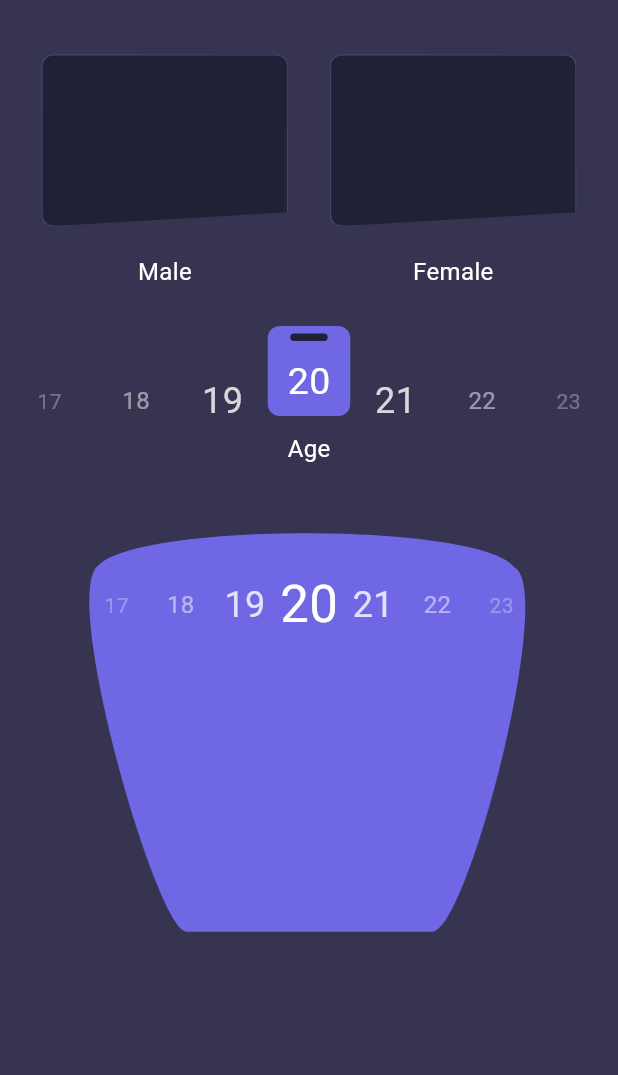
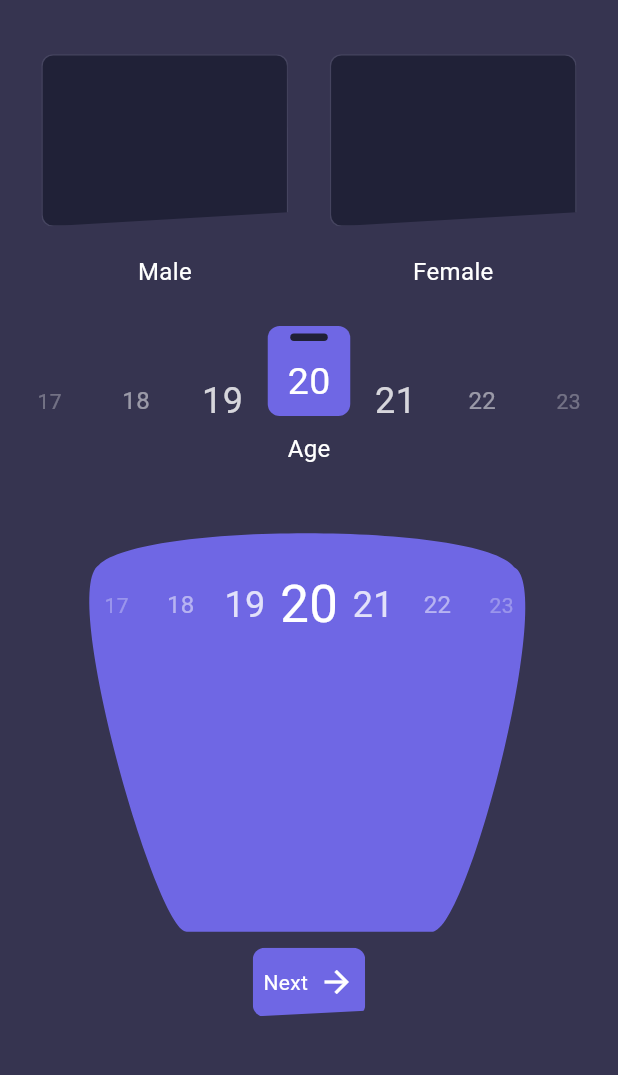
Before and after one commit to sayedmostaf/bmi-flutter, a Flutter app: the screen it shows after launch, on a phone screen of 412 x 824 dp, the part 96-1171 px from its top. Run offline on Flutter 3.47's test engine with Material 3 defaults, Android fonts, the phone set to English and light mode, and no system bars.

Commit message:
add custom button

```diff
--- a/lib/view/pages/home.dart
+++ b/lib/view/pages/home.dart
@@ -1,5 +1,6 @@
 import 'package:bmi/constants.dart';
 import 'package:bmi/view/widgets/age_picker.dart';
+import 'package:bmi/view/widgets/curved_button.dart';
 import 'package:bmi/view/widgets/gender_selection_tile.dart';
 import 'package:bmi/view/widgets/weight_picker.dart';
 import 'package:flutter/material.dart';
@@ -49,6 +50,10 @@ class _HomePageState extends State<HomePage> {
               height: 24,
             ),
             WeightPicker(),
+            SizedBox(
+              height: 2,
+            ),
+            CurvedButton(),
           ],
         ),
       ),
```
